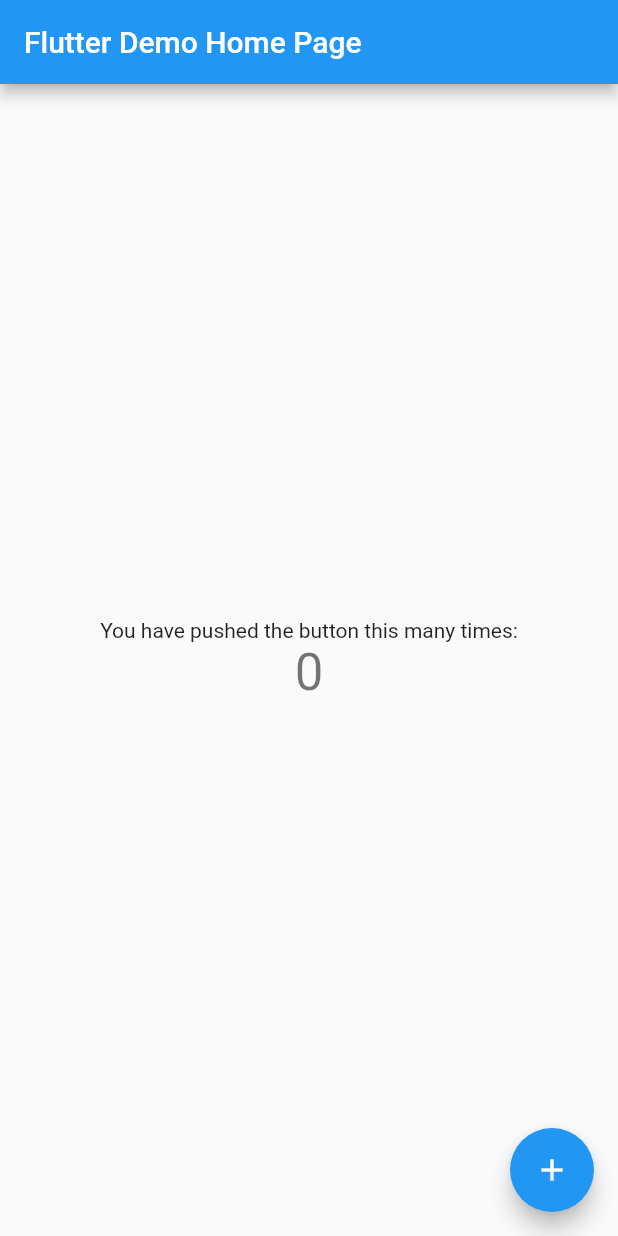
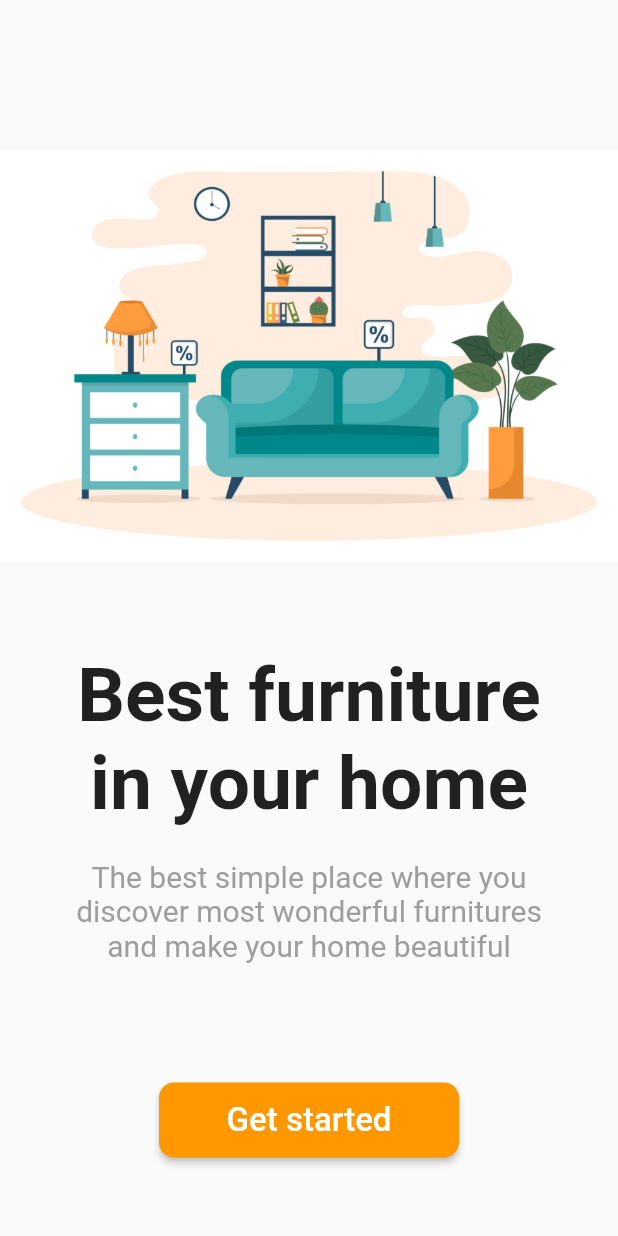
Before and after one commit to LouisLangellier/furniture_app, a Flutter app: the screen it shows after launch, on a phone screen of 412 x 824 dp. Run offline on Flutter 3.47's test engine with Material 2 defaults, Android fonts, the light colour scheme and no system bars; our stand-ins replace gap, google_fonts.

Commit message:
Front end of home_screen done

```diff
--- a/lib/main.dart
+++ b/lib/main.dart
@@ -1,4 +1,5 @@
 import 'package:flutter/material.dart';
+import 'package:furniture_app/screens/home.dart';
 
 void main() {
   runApp(const MyApp());
@@ -11,105 +12,12 @@
   @override
   Widget build(BuildContext context) {
     return MaterialApp(
-      title: 'Flutter Demo',
+      title: 'Furniture Application',
+      debugShowCheckedModeBanner: false,
       theme: ThemeData(
-        // This is the theme of your application.
-        //
-        // Try running your application with "flutter run". You'll see the
-        // application has a blue toolbar. Then, without quitting the app, try
-        // changing the primarySwatch below to Colors.green and then invoke
-        // "hot reload" (press "r" in the console where you ran "flutter run",
-        // or simply save your changes to "hot reload" in a Flutter IDE).
-        // Notice that the counter didn't reset back to zero; the application
-        // is not restarted.
         primarySwatch: Colors.blue,
       ),
-      home: const MyHomePage(title: 'Flutter Demo Home Page'),
+      home: const Home()
     );
   }
 }
-
-class MyHomePage extends StatefulWidget {
-  const MyHomePage({super.key, required this.title});
-
-  // This widget is the home page of your application. It is stateful, meaning
-  // that it has a State object (defined below) that contains fields that affect
-  // how it looks.
-
-  // This class is the configuration for the state. It holds the values (in this
-  // case the title) provided by the parent (in this case the App widget) and
-  // used by the build method of the State. Fields in a Widget subclass are
-  // always marked "final".
-
-  final String title;
-
-  @override
-  State<MyHomePage> createState() => _MyHomePageState();
-}
-
-class _MyHomePageState extends State<MyHomePage> {
-  int _counter = 0;
-
-  void _incrementCounter() {
-    setState(() {
-      // This call to setState tells the Flutter framework that something has
-      // changed in this State, which causes it to rerun the build method below
-      // so that the display can reflect the updated values. If we changed
-      // _counter without calling setState(), then the build method would not be
-      // called again, and so nothing would appear to happen.
-      _counter++;
-    });
-  }
-
-  @override
-  Widget build(BuildContext context) {
-    // This method is rerun every time setState is called, for instance as done
-    // by the _incrementCounter method above.
-    //
-    // The Flutter framework has been optimized to make rerunning build methods
-    // fast, so that you can just rebuild anything that needs updating rather
-    // than having to individually change instances of widgets.
-    return Scaffold(
-      appBar: AppBar(
-        // Here we take the value from the MyHomePage object that was created by
-        // the App.build method, and use it to set our appbar title.
-        title: Text(widget.title),
-      ),
-      body: Center(
-        // Center is a layout widget. It takes a single child and positions it
-        // in the middle of the parent.
-        child: Column(
-          // Column is also a layout widget. It takes a list of children and
-          // arranges them vertically. By default, it sizes itself to fit its
-          // children horizontally, and tries to be as tall as its parent.
-          //
-          // Invoke "debug painting" (press "p" in the console, choose the
-          // "Toggle Debug Paint" action from the Flutter Inspector in Android
-          // Studio, or the "Toggle Debug Paint" command in Visual Studio Code)
-          // to see the wireframe for each widget.
-          //
-          // Column has various properties to control how it sizes itself and
-          // how it positions its children. Here we use mainAxisAlignment to
-          // center the children vertically; the main axis here is the vertical
-          // axis because Columns are vertical (the cross axis would be
-          // horizontal).
-          mainAxisAlignment: MainAxisAlignment.center,
-          children: <Widget>[
-            const Text(
-              'You have pushed the button this many times:',
-            ),
-            Text(
-              '$_counter',
-              style: Theme.of(context).textTheme.headline4,
-            ),
-          ],
-        ),
-      ),
-      floatingActionButton: FloatingActionButton(
-        onPressed: _incrementCounter,
-        tooltip: 'Increment',
-        child: const Icon(Icons.add),
-      ), // This trailing comma makes auto-formatting nicer for build methods.
-    );
-  }
-}
--- /dev/null
+++ b/lib/screens/home.dart
@@ -0,0 +1,86 @@
+import 'package:flutter/material.dart';
+import 'package:gap/gap.dart';
+import 'package:google_fonts/google_fonts.dart';
+
+class Home extends StatelessWidget {
+  const Home({super.key});
+
+  @override
+  Widget build(BuildContext context) {
+    return Scaffold(
+      body: Column(
+        children: [
+          Padding(
+            padding: const EdgeInsets.only(top: 100.0),
+            child: Container(
+              height: MediaQuery.of(context).size.height / 3,
+              width: MediaQuery.of(context).size.width,
+              decoration: const BoxDecoration(
+                image: DecorationImage(
+                  image: AssetImage('assets/home.jpg'),
+                  fit: BoxFit.fill,
+                ),
+              ),
+            ),
+          ),
+          const Gap(60),
+          Row(
+            crossAxisAlignment: CrossAxisAlignment.center,
+            mainAxisAlignment: MainAxisAlignment.center,
+            children: [
+              SizedBox(
+                width: MediaQuery.of(context).size.width / 1.2,
+                child: const Center(
+                  child: Text(
+                    "Best furniture in your home",
+                    style: TextStyle(
+                      fontSize: 50,
+                      fontWeight: FontWeight.w600,
+                    ),
+                    textAlign: TextAlign.center,
+                  ),
+                ),
+              ),
+            ],
+          ),
+          const Gap(20),
+          Row(
+            crossAxisAlignment: CrossAxisAlignment.center,
+            mainAxisAlignment: MainAxisAlignment.center,
+            children: [
+              SizedBox(
+                width: MediaQuery.of(context).size.width / 1.2,
+                child: const Center(
+                  child: Text(
+                    "The best simple place where you discover most wonderful furnitures and make your home beautiful",
+                    style: TextStyle(
+                        fontSize: 20,
+                        fontWeight: FontWeight.w400,
+                        color: Colors.grey),
+                    textAlign: TextAlign.center,
+                  ),
+                ),
+              ),
+            ],
+          ),
+          const Gap(80),
+          SizedBox(
+            width: 200,
+            height: 50,
+            child: ElevatedButton(
+              style: ElevatedButton.styleFrom(
+                  shape: RoundedRectangleBorder(
+                      borderRadius: BorderRadius.circular(10.0)),
+                  backgroundColor: Colors.orange,
+                  textStyle: const TextStyle(
+                      fontSize: 22, fontWeight: FontWeight.w500) // foreground
+                  ),
+              onPressed: () {},
+              child: const Text('Get started'),
+            ),
+          ),
+        ],
+      ),
+    );
+  }
+}
--- /dev/null
+++ b/lib/screens/register.dart
@@ -0,0 +1,10 @@
+import 'package:flutter/material.dart';
+
+class Register extends StatelessWidget {
+  const Register({super.key});
+
+  @override
+  Widget build(BuildContext context) {
+    return Scaffold();
+  }
+}
```
Also changed, not shown: pubspec.yaml (+4 -3 lines), assets/home.jpg (added), pubspec.lock, 1 other file.
